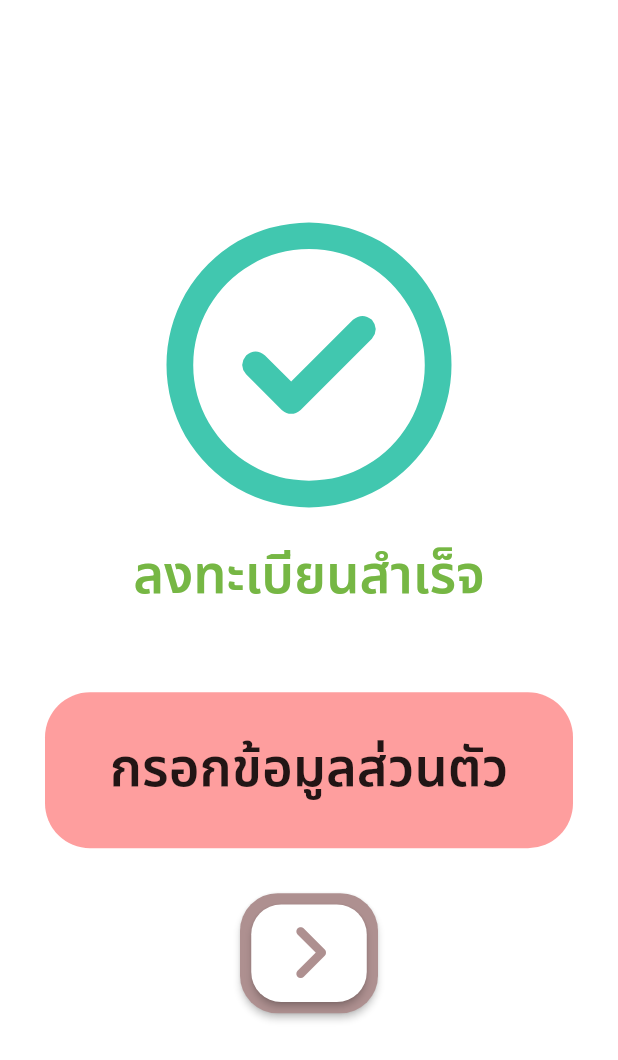
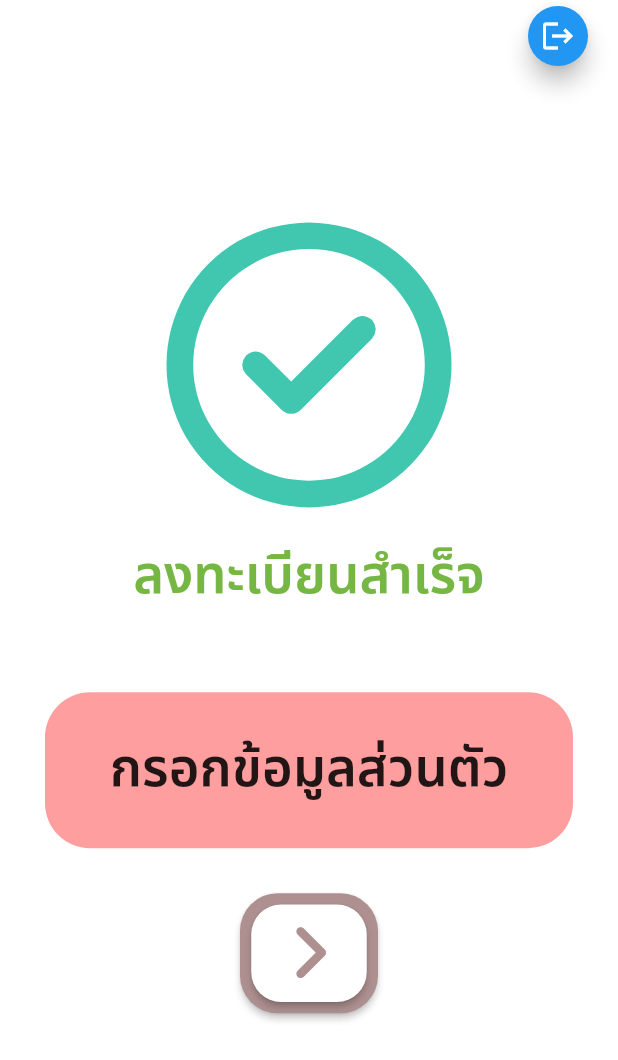
Before and after one commit to AINutritionProject/KinDeeUDee, a Flutter app: the RegisterSuccesPage screen opened directly, on a phone screen of 412 x 824 dp. Shown: the top 1060 px of the screen. Run offline on Flutter 3.47's test engine with Material 2 defaults, Android fonts, the phone set to English and light mode, and no system bars; our stand-ins replace camera, cloud_firestore, csv, dotted_border, email_validator, firebase_auth and 9 more; missing offline and left inert: tflite_flutter; accounts and stored records are empty; project files that could hold a hidden picture were left out.

Commit message:
create signout button in register_success pag

```diff
--- a/lib/pages/register_success.dart
+++ b/lib/pages/register_success.dart
@@ -1,3 +1,4 @@
+import 'package:appfood2/auth.dart';
 import 'package:flutter/material.dart';
 import 'package:font_awesome_flutter/font_awesome_flutter.dart';
 import 'package:appfood2/pages/information/information.dart';
@@ -14,6 +15,13 @@ class RegisterSuccesPage extends StatelessWidget {
       screenHeight: mediaQueryData.size.height,
     );
     return Scaffold(
+      floatingActionButton: FloatingActionButton.small(
+        onPressed: () {
+          Auth().signOut();
+        },
+        child: const Icon(Icons.logout),
+      ),
+      floatingActionButtonLocation: FloatingActionButtonLocation.endTop,
       body: Container(
         height: screenSizeData.screenHeight,
         color: screenSizeData.screenWidth <= screenSizeData.maxWidth
```
